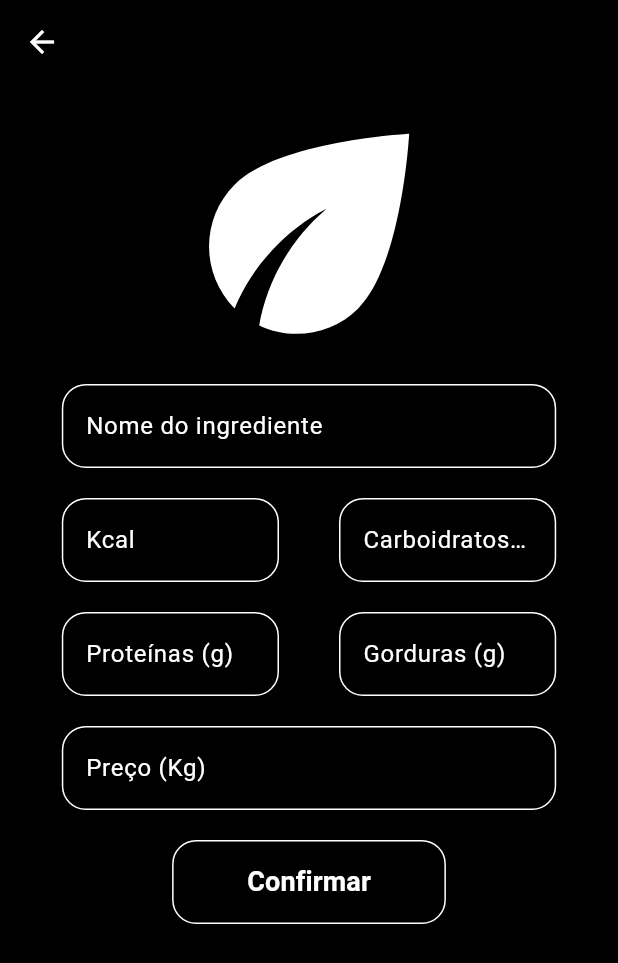
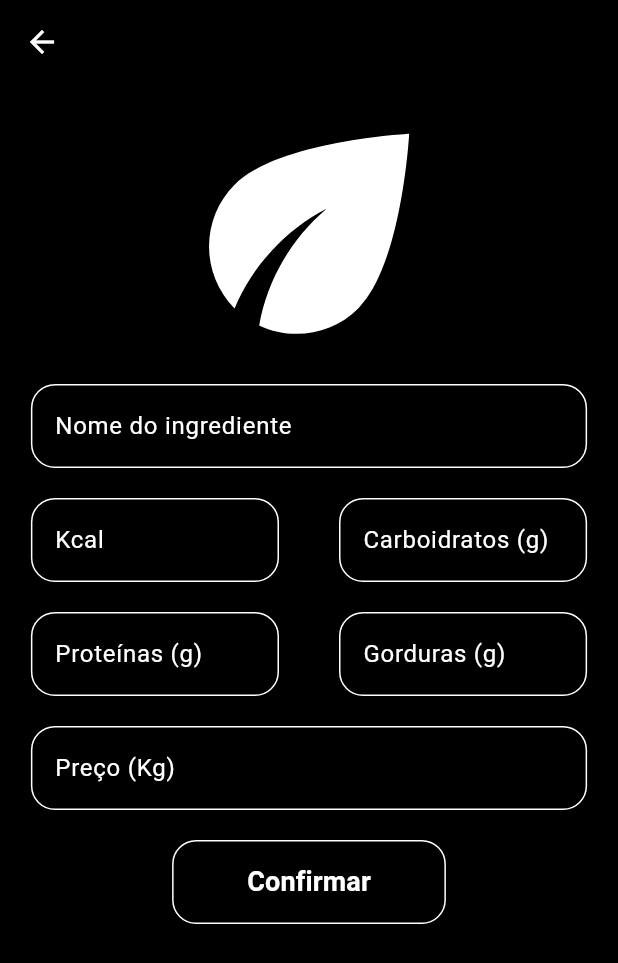
Before and after one commit to XxPregoxX/project_shape, a Flutter app: the add_ingredient screen opened by its route, on a phone screen of 412 x 824 dp. Shown: the top 963 px of the screen. Run offline on Flutter 3.47's test engine with Material 3 defaults, Android fonts, the phone set to English and light mode, and no system bars; our stand-ins replace sqflite; accounts and stored records are empty.

Commit message:
Ajustado limite de campos  de adicionar/editar os ingredientes e receitas

```diff
--- a/lib/AddIngredient.dart
+++ b/lib/AddIngredient.dart
@@ -18,7 +18,7 @@ class _add_ingredientState extends State<add_ingredient> {
       ),
       body: Center(
         child: Container(
-          width: screenWidth * 0.8,
+          width: screenWidth * 0.9,
           child: Column(
             children: [
               Icon(Icons.eco, size: 200),
--- a/lib/GeneralWidgets.dart
+++ b/lib/GeneralWidgets.dart
@@ -8,12 +8,13 @@ import 'package:project_shape/recipe.dart';
 
 Widget titleText(String text) {
   return Padding(
-    padding: const EdgeInsets.symmetric(vertical: 16),
+    padding: const EdgeInsets.fromLTRB(0, 0, 0, 10),
     child: Text(
       text,
       textAlign: TextAlign.center,
+      softWrap: true,
       style: const TextStyle(
-        fontSize: 30,
+        fontSize: 26,
         fontWeight: FontWeight.bold,
       ),
     ),
@@ -82,12 +83,12 @@ Widget recipe_card(BuildContext context, Map<String, dynamic> Recipe, VoidCallba
       );
     },
     child: Container(
-      padding: const EdgeInsets.fromLTRB(12, 14, 12, 3),
+      padding: const EdgeInsets.fromLTRB(15, 14, 15, 4),
       margin: const EdgeInsets.symmetric(horizontal: 0, vertical: 7),
       width: double.infinity,
       decoration: BoxDecoration(
         color: Color(0xFF191919),
-        borderRadius: BorderRadius.circular(10),
+        borderRadius: BorderRadius.circular(8),
         border: Border.all(color: Colors.white),
       ),
       child: Column(
@@ -164,12 +165,21 @@ Widget ingredient_card(BuildContext context, Map<String, dynamic> ingredient, [V
       ),
       child: Column(
         children: [
-          Row(
+          Container(
+            width: double.infinity,
+            child: Row(
+              mainAxisAlignment: MainAxisAlignment.spaceBetween,
+              crossAxisAlignment: CrossAxisAlignment.center,
               children: [
-              Text('$name $price R\$', style: TextStyle(
+                Flexible(
+                  child: Text('$name', style: TextStyle(
                     fontSize: 20,
-                fontWeight: FontWeight.bold,
-              ),),
+                  ),
+                  softWrap: true,),
+                ),
+                Column(
+                  children: [
+                    Row(children: [
                        IconButton(
                           padding: EdgeInsets.zero,
                           constraints: const BoxConstraints(),
@@ -188,7 +198,17 @@ Widget ingredient_card(BuildContext context, Map<String, dynamic> ingredient, [V
                           onPressed: (){
                             delete_confirmation(context, delete_ingredient);
                           }, icon: Icon(Icons.delete, color: Colors.white,))
+                        ],),
+                        Text('$price R\$', style: TextStyle(
+                          fontSize: 18,
+                          fontWeight: FontWeight.bold,
+                        ),),
+
                   ],
+                ),
+
+              ],
+            ),
           ),
           SizedBox(height: 15),
           Row(
@@ -616,7 +636,15 @@ Future<Widget> consumed_card(BuildContext context, List consumed, VoidCallback a
   );
 }
 
-Widget general_textfield({ required String label, required TextEditingController controler, bool digitOnly = false}){
+Widget general_textfield({required String label, required TextEditingController controler, bool digitOnly = false, int limit = 0}){
+
+  List<TextInputFormatter> formaters = [];
+  if (digitOnly){
+    formaters.add(FilteringTextInputFormatter.allow(RegExp(r'[0-9.]')));
+  }
+  if (limit > 0){
+    formaters.add(LengthLimitingTextInputFormatter(limit));
+  }
   return TextFormField(
     controller: controler,
     validator: (value) {
@@ -628,7 +656,7 @@ Widget general_textfield({ required String label, required TextEditingController
           return null;
           },
     keyboardType: digitOnly ? TextInputType.number : TextInputType.text,
-    inputFormatters: digitOnly ? [FilteringTextInputFormatter.allow(RegExp(r'[0-9.]'))] : null,
+    inputFormatters: formaters,
     decoration: InputDecoration(
       labelText: label,
       enabledBorder: OutlineInputBorder(
@@ -674,13 +702,13 @@ Widget value_textfield({ required String label, required TextEditingController c
   );
 }
 
-Widget split_textfield(String label1, String label2, TextEditingController controler1, TextEditingController controller2){
+Widget split_textfield(String label1, String label2, TextEditingController controler1, TextEditingController controller2, [int limit = 0]){
   return Row(
     mainAxisAlignment: MainAxisAlignment.spaceBetween,
     children: [
-      Expanded(child: general_textfield(label: label1, controler:  controler1, digitOnly: true)),
+      Expanded(child: general_textfield(label: label1, controler:  controler1, digitOnly: true, limit: limit)),
       SizedBox(width: 40),
-      Expanded(child: general_textfield(label: label2, controler:  controller2, digitOnly: true)),
+      Expanded(child: general_textfield(label: label2, controler:  controller2, digitOnly: true, limit: limit)),
     ],
   );
 }
@@ -715,7 +743,7 @@ class addIngredientForm extends StatelessWidget {
       fatController = TextEditingController(
           text: ingredientData?['fats']?.round().toString() ?? ''),
       priceController = TextEditingController(
-          text: ingredientData?['price']?.toString() ?? '');
+          text: ingredientData?['price']?.round().toString() ?? '');
 
   final Map<String, dynamic>? ingredientData;
 
@@ -734,13 +762,13 @@ class addIngredientForm extends StatelessWidget {
     key: _formKey,
     child: Column(
       children: [
-        general_textfield(label: 'Nome do ingrediente', controler: nameController),
+        general_textfield(label: 'Nome do ingrediente', controler: nameController, limit: 40),
         SizedBox(height: 20),
-        split_textfield('Kcal', 'Carboidratos (g)', kcalController, carbController),
+        split_textfield('Kcal', 'Carboidratos (g)', kcalController, carbController, 4),
         SizedBox(height: 20),
-        split_textfield('Proteínas (g)', 'Gorduras (g)', protController, fatController),
+        split_textfield('Proteínas (g)', 'Gorduras (g)', protController, fatController, 4),
         SizedBox(height: 20),
-        general_textfield(label: 'Preço (Kg)', controler:  priceController, digitOnly: true),
+        general_textfield(label: 'Preço (Kg)', controler:  priceController, digitOnly: true, limit: 5),
         SizedBox(height: 20),
         confirmar_button('Confirmar', () {
           if (_formKey.currentState!.validate()) {
@@ -863,7 +891,7 @@ class _AddRecipeForm extends State<AddRecipeForm> {
       key: _formKey,
       child: Column(
         children: [
-          general_textfield(label: 'Nome da receita', controler: nameController),
+          general_textfield(label: 'Nome da receita', controler: nameController, limit: 30),
           SizedBox(height: 20),
           FutureBuilder(future: _future, builder:
           (context, snapshot){
--- a/lib/Ingredients.dart
+++ b/lib/Ingredients.dart
@@ -49,7 +49,7 @@ class _ingredientsState extends State<ingredients> {
       body: Align(
           alignment: Alignment.topCenter,
           child: SizedBox(
-          width: screenWidth * 0.8,
+          width: screenWidth * 0.9,
           child: Column(children: [
             search_bar('Pesquisar Ingrediente', searchController),
             Expanded(
--- a/lib/Recipes.dart
+++ b/lib/Recipes.dart
@@ -38,7 +38,7 @@ class _recipesState extends State<recipes> {
     return Scaffold(
       body: Center(
         child: SizedBox(
-          width: screenWidth * 0.8,
+          width: screenWidth * 0.9,
           child: Column(children: [
             search_bar('Pesquisar Receita', searchControler),
             Expanded(
```
Also changed, not shown: lib/recipe.dart (+7 -2 lines). Lines whose indentation alone changed are shown as unchanged.
